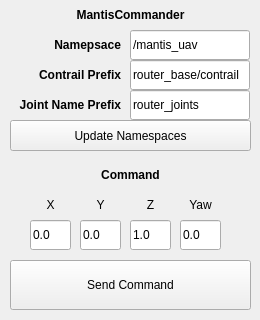
Qt form rqt_mantis_commander/resource/MantisCommander.ui (pryre/mantis) before a commit.
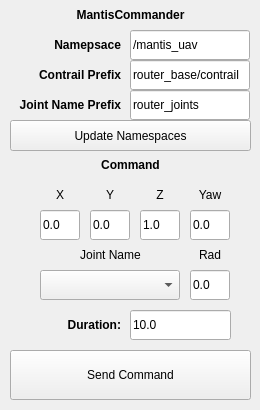
The same form after that commit.

Commit message: commander is now working as expected

```diff
--- a/rqt_mantis_commander/resource/MantisCommander.ui
+++ b/rqt_mantis_commander/resource/MantisCommander.ui
@@ -7,7 +7,7 @@
     <x>0</x>
     <y>0</y>
     <width>260</width>
-    <height>320</height>
+    <height>410</height>
    </rect>
   </property>
   <property name="sizePolicy">
@@ -19,7 +19,7 @@
   <property name="minimumSize">
    <size>
     <width>260</width>
-    <height>320</height>
+    <height>410</height>
    </size>
   </property>
   <property name="windowTitle">
@@ -86,7 +86,7 @@
    <property name="geometry">
     <rect>
      <x>10</x>
-     <y>160</y>
+     <y>150</y>
      <width>241</width>
      <height>30</height>
     </rect>
@@ -111,7 +111,7 @@
    <property name="geometry">
     <rect>
      <x>10</x>
-     <y>260</y>
+     <y>350</y>
      <width>241</width>
      <height>50</height>
     </rect>
@@ -221,9 +221,9 @@
   <widget class="QLineEdit" name="textbox_goto_pos_y">
    <property name="geometry">
     <rect>
-     <x>80</x>
-     <y>220</y>
-     <width>41</width>
+     <x>90</x>
+     <y>210</y>
+     <width>40</width>
      <height>30</height>
     </rect>
    </property>
@@ -237,9 +237,9 @@
   <widget class="QLineEdit" name="textbox_goto_pos_x">
    <property name="geometry">
     <rect>
-     <x>30</x>
-     <y>220</y>
-     <width>41</width>
+     <x>40</x>
+     <y>210</y>
+     <width>40</width>
      <height>30</height>
     </rect>
    </property>
@@ -253,9 +253,9 @@
   <widget class="QLineEdit" name="textbox_goto_pos_z">
    <property name="geometry">
     <rect>
-     <x>130</x>
-     <y>220</y>
-     <width>41</width>
+     <x>140</x>
+     <y>210</y>
+     <width>40</width>
      <height>30</height>
     </rect>
    </property>
@@ -269,9 +269,9 @@
   <widget class="QLineEdit" name="textbox_goto_yaw">
    <property name="geometry">
     <rect>
-     <x>180</x>
-     <y>220</y>
-     <width>41</width>
+     <x>190</x>
+     <y>210</y>
+     <width>40</width>
      <height>30</height>
     </rect>
    </property>
@@ -285,9 +285,9 @@
   <widget class="QLabel" name="label_command_2">
    <property name="geometry">
     <rect>
-     <x>30</x>
-     <y>190</y>
-     <width>41</width>
+     <x>40</x>
+     <y>180</y>
+     <width>40</width>
      <height>30</height>
     </rect>
    </property>
@@ -307,9 +307,9 @@
   <widget class="QLabel" name="label_command_3">
    <property name="geometry">
     <rect>
-     <x>80</x>
-     <y>190</y>
-     <width>41</width>
+     <x>90</x>
+     <y>180</y>
+     <width>40</width>
      <height>30</height>
     </rect>
    </property>
@@ -329,9 +329,9 @@
   <widget class="QLabel" name="label_command_4">
    <property name="geometry">
     <rect>
-     <x>130</x>
-     <y>190</y>
-     <width>41</width>
+     <x>140</x>
+     <y>180</y>
+     <width>40</width>
      <height>30</height>
     </rect>
    </property>
@@ -351,9 +351,9 @@
   <widget class="QLabel" name="label_command_5">
    <property name="geometry">
     <rect>
-     <x>180</x>
-     <y>190</y>
-     <width>41</width>
+     <x>190</x>
+     <y>180</y>
+     <width>40</width>
      <height>30</height>
     </rect>
    </property>
@@ -370,6 +370,114 @@
     <set>Qt::AlignCenter</set>
    </property>
   </widget>
+  <widget class="QComboBox" name="combo_joints">
+   <property name="geometry">
+    <rect>
+     <x>40</x>
+     <y>270</y>
+     <width>140</width>
+     <height>30</height>
+    </rect>
+   </property>
+  </widget>
+  <widget class="QLineEdit" name="textbox_goto_joint">
+   <property name="geometry">
+    <rect>
+     <x>190</x>
+     <y>270</y>
+     <width>40</width>
+     <height>30</height>
+    </rect>
+   </property>
+   <property name="text">
+    <string>0.0</string>
+   </property>
+   <property name="placeholderText">
+    <string>/mavros</string>
+   </property>
+  </widget>
+  <widget class="QLabel" name="label_command_6">
+   <property name="geometry">
+    <rect>
+     <x>40</x>
+     <y>240</y>
+     <width>141</width>
+     <height>30</height>
+    </rect>
+   </property>
+   <property name="font">
+    <font>
+     <weight>50</weight>
+     <bold>false</bold>
+    </font>
+   </property>
+   <property name="text">
+    <string>Joint Name</string>
+   </property>
+   <property name="alignment">
+    <set>Qt::AlignCenter</set>
+   </property>
+  </widget>
+  <widget class="QLabel" name="label_command_7">
+   <property name="geometry">
+    <rect>
+     <x>190</x>
+     <y>240</y>
+     <width>40</width>
+     <height>30</height>
+    </rect>
+   </property>
+   <property name="font">
+    <font>
+     <weight>50</weight>
+     <bold>false</bold>
+    </font>
+   </property>
+   <property name="text">
+    <string>Rad</string>
+   </property>
+   <property name="alignment">
+    <set>Qt::AlignCenter</set>
+   </property>
+  </widget>
+  <widget class="QLabel" name="label_command_8">
+   <property name="geometry">
+    <rect>
+     <x>30</x>
+     <y>310</y>
+     <width>91</width>
+     <height>30</height>
+    </rect>
+   </property>
+   <property name="font">
+    <font>
+     <weight>75</weight>
+     <bold>true</bold>
+    </font>
+   </property>
+   <property name="text">
+    <string>Duration:</string>
+   </property>
+   <property name="alignment">
+    <set>Qt::AlignRight|Qt::AlignTrailing|Qt::AlignVCenter</set>
+   </property>
+  </widget>
+  <widget class="QLineEdit" name="textbox_goto_duration">
+   <property name="geometry">
+    <rect>
+     <x>130</x>
+     <y>310</y>
+     <width>101</width>
+     <height>30</height>
+    </rect>
+   </property>
+   <property name="text">
+    <string>10.0</string>
+   </property>
+   <property name="placeholderText">
+    <string>/mavros</string>
+   </property>
+  </widget>
  </widget>
  <resources/>
  <connections/>
```
The commit also changes 3 other files.
